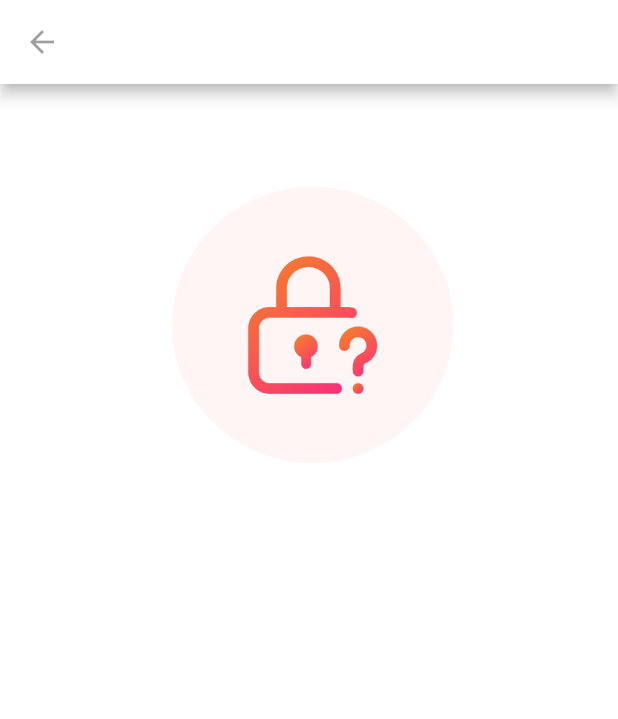
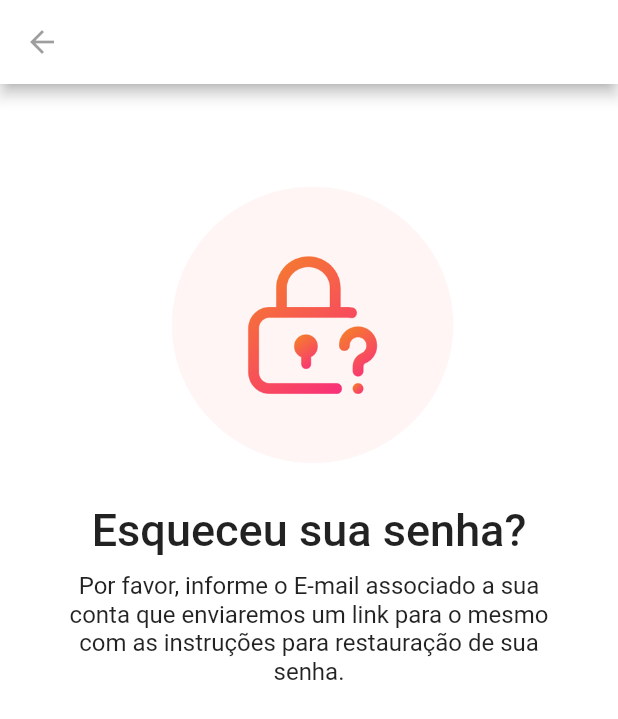
Before and after one commit to andersonbaldissarelli/flutter-example, a Flutter app: the ResetPasswordPage screen opened directly, on a phone screen of 412 x 824 dp. Shown: the top 719 px of the screen. Run offline on Flutter 3.47's test engine with Material 2 defaults, Android fonts, the phone set to English and light mode, and no system bars.

Commit message:
adding new text and its formatting

```diff
--- a/login_screen_1/lib/pages/reset-password.page.dart
+++ b/login_screen_1/lib/pages/reset-password.page.dart
@@ -21,6 +21,28 @@ class ResetPasswordPage extends StatelessWidget {
               width: 200,
               height: 200,
               child: Image.asset("assets/reset-password-icon.png"),
+            ),
+            SizedBox(
+              height: 20,
+            ),
+            Text(
+              "Esqueceu sua senha?",
+              style: TextStyle(
+                fontSize: 30,
+                fontWeight: FontWeight.w500,
+              ),
+              textAlign: TextAlign.center,
+            ),
+            SizedBox(
+              height: 10,
+            ),
+            Text(
+              "Por favor, informe o E-mail associado a sua conta que enviaremos um link para o mesmo com as instruções para restauração de sua senha.",
+              style: TextStyle(
+                fontSize: 16,
+                fontWeight: FontWeight.w400,
+              ),
+              textAlign: TextAlign.center,
             )
           ],
         ),
```
